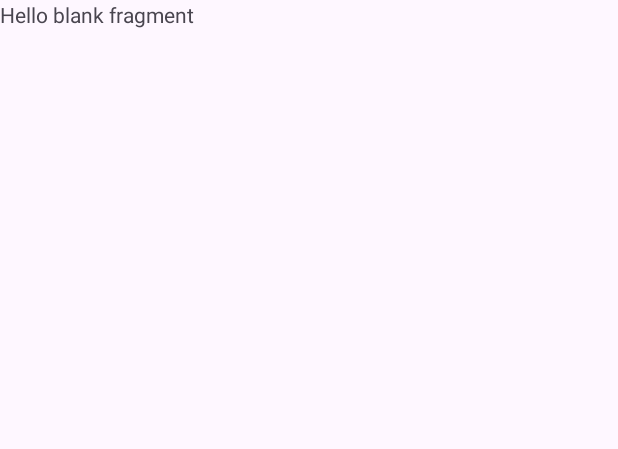
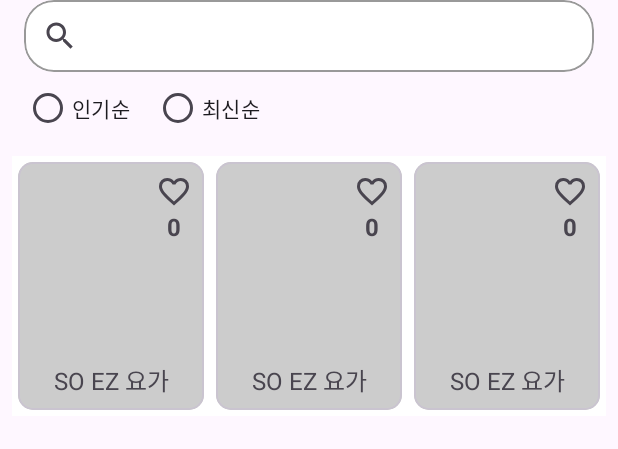
Before and after one commit to yeolife/YogaNavi, an Android app: the layout fragment_lecture_list.xml on its own in the app's theme, with its tools: preview values and no code run, on a phone screen of 412 x 824 dp. Shown: the top 449 px of the screen. Run offline under Robolectric (Android 15) with nearby library versions, the phone set to English and light mode, and no system bars; network calls fail.

Commit message:
S11P12D210-19 Feat : lecture 뷰 구현

```diff
--- a/app/src/main/res/layout/fragment_lecture_list.xml
+++ b/app/src/main/res/layout/fragment_lecture_list.xml
@@ -1,14 +1,80 @@
 <?xml version="1.0" encoding="utf-8"?>
-<FrameLayout xmlns:android="http://schemas.android.com/apk/res/android"
+<androidx.constraintlayout.widget.ConstraintLayout xmlns:android="http://schemas.android.com/apk/res/android"
+    xmlns:app="http://schemas.android.com/apk/res-auto"
     xmlns:tools="http://schemas.android.com/tools"
     android:layout_width="match_parent"
     android:layout_height="match_parent"
     tools:context=".ui.homeUI.lecture.lectureList.LectureListFragment">
 
-    <!-- TODO: Update blank fragment layout -->
-    <TextView
-        android:layout_width="match_parent"
-        android:layout_height="match_parent"
-        android:text="@string/hello_blank_fragment" />
+    <com.google.android.material.card.MaterialCardView
+        android:id="@+id/cv_content"
+        android:layout_width="0dp"
+        android:layout_height="wrap_content"
+        android:layout_marginHorizontal="@dimen/padding_medium"
+        android:backgroundTint="@color/white"
+        app:cardCornerRadius="20dp"
+        app:layout_constraintEnd_toEndOf="parent"
+        app:layout_constraintStart_toStartOf="parent"
+        app:layout_constraintTop_toTopOf="parent"
+        app:layout_constraintBottom_toTopOf="@id/radioGroup"
+        app:strokeColor="@color/gray_20"
+        app:strokeWidth="1dp">
 
-</FrameLayout>
+        <androidx.appcompat.widget.SearchView
+            android:id="@+id/sv_search"
+            android:layout_width="match_parent"
+            android:layout_height="wrap_content"
+            android:focusable="true"
+            android:iconifiedByDefault="false"
+            android:queryHint="찾으시는 강사님이 있으신가요?"
+            app:layout_constraintBottom_toBottomOf="parent"
+            app:layout_constraintEnd_toEndOf="parent"
+            app:layout_constraintStart_toStartOf="parent"
+            app:layout_constraintTop_toTopOf="parent" />
+    </com.google.android.material.card.MaterialCardView>
+
+    <RadioGroup
+        android:id="@+id/radioGroup"
+        android:layout_width="0dp"
+        android:layout_height="wrap_content"
+        android:layout_marginStart="@dimen/padding_medium"
+        android:gravity="start"
+        android:orientation="horizontal"
+        app:layout_constraintEnd_toEndOf="parent"
+        app:layout_constraintStart_toStartOf="parent"
+        app:layout_constraintTop_toBottomOf="@id/cv_content"
+        app:layout_constraintBottom_toTopOf="@id/rv_lecture">
+
+        <RadioButton
+            android:id="@+id/radioButton"
+            android:layout_width="wrap_content"
+            android:layout_height="wrap_content"
+            android:text="@string/popular"
+            android:layout_marginEnd="@dimen/padding_medium"
+            tools:layout_editor_absoluteX="20dp"
+            tools:layout_editor_absoluteY="61dp" />
+
+        <RadioButton
+            android:id="@+id/radioButton2"
+            android:layout_width="wrap_content"
+            android:layout_height="wrap_content"
+            android:text="@string/recent"
+            tools:layout_editor_absoluteX="171dp"
+            tools:layout_editor_absoluteY="72dp" />
+
+    </RadioGroup>
+
+    <androidx.recyclerview.widget.RecyclerView
+        android:id="@+id/rv_lecture"
+        android:layout_width="0dp"
+        android:layout_height="0dp"
+        app:spanCount="3"
+        android:padding="@dimen/padding_small"
+        app:layoutManager="androidx.recyclerview.widget.GridLayoutManager"
+        app:layout_constraintStart_toStartOf="parent"
+        app:layout_constraintEnd_toEndOf="parent"
+        app:layout_constraintTop_toBottomOf="@id/radioGroup"
+        app:layout_constraintBottom_toBottomOf="parent"
+        tools:listitem="@layout/list_item_lecture_thumbnail"/>
+
+</androidx.constraintlayout.widget.ConstraintLayout>
--- a/app/src/main/res/layout/list_item_lecture_thumbnail.xml
+++ b/app/src/main/res/layout/list_item_lecture_thumbnail.xml
@@ -2,24 +2,32 @@
 <androidx.constraintlayout.widget.ConstraintLayout xmlns:android="http://schemas.android.com/apk/res/android"
     xmlns:app="http://schemas.android.com/apk/res-auto"
     xmlns:tools="http://schemas.android.com/tools"
-    android:layout_width="wrap_content"
+    android:layout_width="match_parent"
     android:layout_height="wrap_content"
     android:background="@color/white">
 
     <!-- 3-4(?), 4, 5-2, 5-11 -->
 
+
+    <com.google.android.material.card.MaterialCardView
+        android:id="@+id/cv_content"
+        android:layout_width="match_parent"
+        android:layout_height="0dp"
+        app:layout_constraintDimensionRatio="3:4"
+        android:layout_margin="@dimen/padding_extra_small"
+        app:cardCornerRadius="10dp"
+        app:layout_constraintBottom_toBottomOf="parent"
+        app:layout_constraintEnd_toEndOf="parent"
+        app:layout_constraintStart_toStartOf="parent"
+        app:layout_constraintTop_toTopOf="parent">
         <ImageView
             android:id="@+id/iv_thumbnail"
-        android:layout_width="150dp"
-        android:layout_height="200dp"
-        android:layout_margin="@dimen/padding_small"
+            android:layout_width="match_parent"
+            android:layout_height="match_parent"
             android:scaleType="fitXY"
-        app:layout_constraintBottom_toBottomOf="parent"
-        app:layout_constraintDimensionRatio="3:4"
-        app:layout_constraintEnd_toEndOf="parent"
-        app:layout_constraintStart_toStartOf="parent"
-        app:layout_constraintTop_toTopOf="parent"
             tools:src="@color/gray_10" />
+
+    </com.google.android.material.card.MaterialCardView>
 
         <!-- TODO 상황에 따라 흰색, 검은색 설정하기 -->
         <ImageView
@@ -29,8 +37,8 @@
             android:layout_marginTop="@dimen/padding_small"
             android:layout_marginEnd="@dimen/padding_small"
             android:src="@drawable/favorite"
-        app:layout_constraintEnd_toEndOf="@id/iv_thumbnail"
-        app:layout_constraintTop_toTopOf="@id/iv_thumbnail" />
+            app:layout_constraintEnd_toEndOf="@id/cv_content"
+            app:layout_constraintTop_toTopOf="@id/cv_content" />
 
         <!-- TODO 만약 999보다 크면 999+ 이런식으로 해야할듯 -->
         <TextView
@@ -53,8 +61,9 @@
             android:layout_margin="@dimen/padding_small"
             android:gravity="center"
             android:textSize="16sp"
-        app:layout_constraintBottom_toBottomOf="@id/iv_thumbnail"
-        app:layout_constraintEnd_toEndOf="@id/iv_thumbnail"
-        app:layout_constraintStart_toStartOf="@id/iv_thumbnail"
+            app:layout_constraintBottom_toBottomOf="@id/cv_content"
+            app:layout_constraintEnd_toEndOf="@id/cv_content"
+            app:layout_constraintStart_toStartOf="@id/cv_content"
             tools:text="SO EZ 요가" />
+
 </androidx.constraintlayout.widget.ConstraintLayout>
--- a/app/src/main/res/values/dimens.xml
+++ b/app/src/main/res/values/dimens.xml
@@ -1,6 +1,7 @@
 <?xml version="1.0" encoding="utf-8"?>
 <resources>
     <!-- 간격 -->
+    <dimen name="padding_extra_small">4dp</dimen>
     <dimen name="padding_small">8dp</dimen>
     <dimen name="padding_medium">16dp</dimen>
     <dimen name="padding_large">20dp</dimen>
--- a/app/src/main/res/values/strings.xml
+++ b/app/src/main/res/values/strings.xml
@@ -28,4 +28,7 @@
     <string name="enter">입장하기</string>
     <string name="edit">수정</string>
     <string name="delete">삭제</string>
+    <string name="popular">인기순</string>
+    <string name="recent">최신순</string>
+
 </resources>
```
Lines whose indentation alone changed are shown as unchanged.
